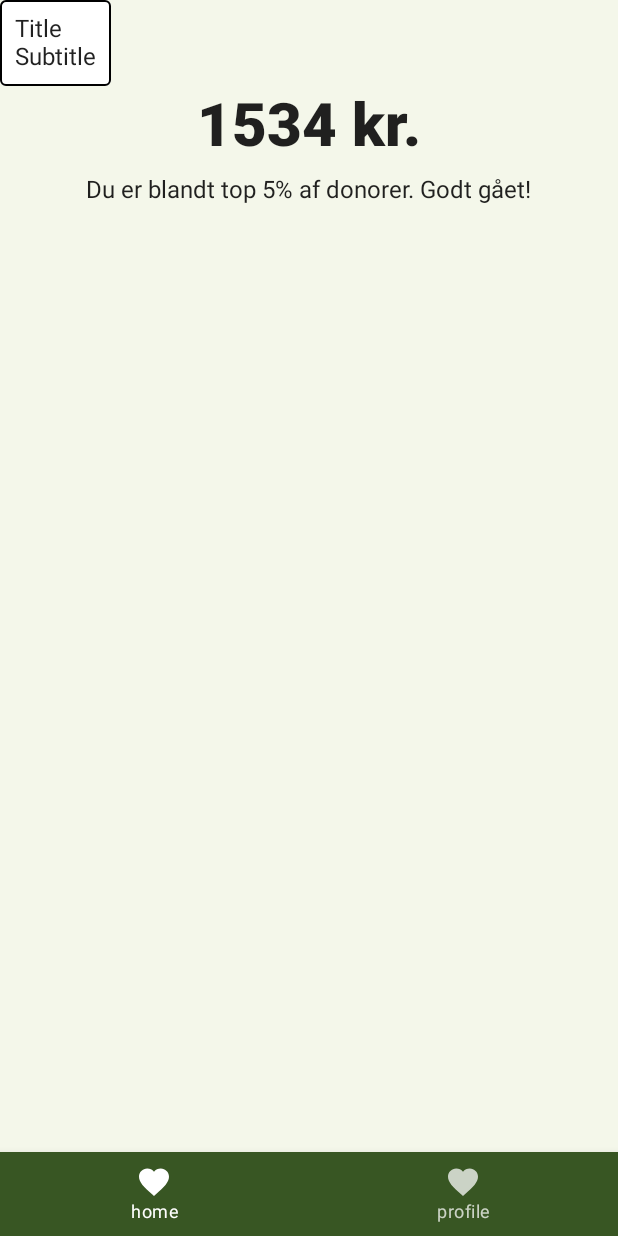
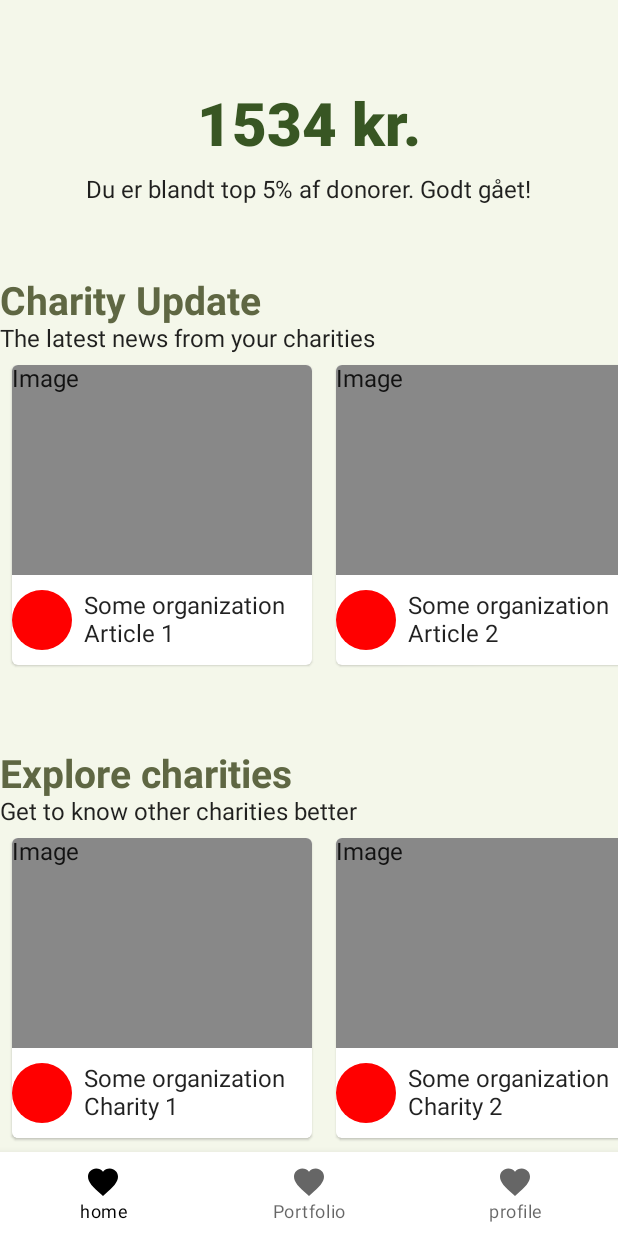
Before and after one commit to MadSoeDK/Kind, an Android app built with Jetpack Compose: the screen it shows after launch (MainActivity), on a phone screen of 412 x 824 dp. Run offline under Robolectric (Android 15) with nearby library versions, the phone set to English and light mode, and no system bars.

Commit message:
Updated homescreen and viewmodel with supported methods

```diff
--- a/app/src/main/java/com/example/kind/MainNavHost.kt
+++ b/app/src/main/java/com/example/kind/MainNavHost.kt
@@ -1,10 +1,20 @@
 package com.example.kind
 
+import androidx.compose.foundation.layout.Column
+import androidx.compose.foundation.layout.absolutePadding
+import androidx.compose.foundation.layout.fillMaxSize
+import androidx.compose.foundation.layout.padding
+import androidx.compose.foundation.rememberScrollState
+import androidx.compose.foundation.verticalScroll
 import androidx.compose.material.*
 import androidx.compose.material.icons.Icons
 import androidx.compose.material.icons.filled.Favorite
 import androidx.compose.runtime.Composable
 import androidx.compose.runtime.getValue
+import androidx.compose.ui.Modifier
+import androidx.compose.ui.graphics.Color
+import androidx.compose.ui.unit.LayoutDirection
+import androidx.compose.ui.unit.dp
 import androidx.lifecycle.viewmodel.compose.viewModel
 import androidx.navigation.NavDestination.Companion.hierarchy
 import androidx.navigation.NavGraph.Companion.findStartDestination
@@ -30,10 +40,12 @@ sealed class Screen(val route: String) {
 @Composable
 fun MainNavHost() {
     val navController = rememberNavController()
-    val items = listOf(Screen.Home, Screen.Profile)
+    val items = listOf(Screen.Home, Screen.Portfolio, Screen.Profile)
     Scaffold(
         bottomBar = {
-            BottomNavigation {
+            BottomNavigation (
+                backgroundColor = Color.White,
+            ) {
                 val navBackStackEntry by navController.currentBackStackEntryAsState()
                 val destination = navBackStackEntry?.destination
                 items.forEach { screen ->
@@ -66,7 +78,21 @@ fun MainNavHost() {
             }
         }
     ) {
-        KindNavigation(navController = navController)
+        Column (
+            modifier = Modifier
+                .fillMaxSize()
+                .absolutePadding(
+                    top = it.calculateTopPadding(),
+                    right = it.calculateRightPadding(LayoutDirection.Rtl),
+                    bottom = it.calculateBottomPadding(),
+                    left = it.calculateLeftPadding(LayoutDirection.Ltr)
+                )
+                .verticalScroll(rememberScrollState())
+        ) {
+            //TODO: Global padding values of all screens
+            println(it)
+            KindNavigation(navController = navController)
+        }
     }
 }
 
--- a/app/src/main/java/com/example/kind/View/composables/HeaderAndTest.kt
+++ b/app/src/main/java/com/example/kind/View/composables/HeaderAndTest.kt
@@ -15,7 +15,7 @@ fun HeaderAndText(
 ) {
     Column(
         modifier = Modifier
-            .fillMaxSize()
+            .fillMaxWidth()
             .padding(0.dp, 50.dp),
         verticalArrangement = Arrangement.Top,
         horizontalAlignment = Alignment.CenterHorizontally
@@ -27,6 +27,7 @@ fun HeaderAndText(
                 text = donatedAmountProvider,
                 fontWeight = Typography.h1.fontWeight,
                 fontSize = Typography.h1.fontSize,
+                color = Typography.h1.color
             )
         }
         Row {
--- a/app/src/main/java/com/example/kind/View/screens/HomeScreen.kt
+++ b/app/src/main/java/com/example/kind/View/screens/HomeScreen.kt
@@ -1,36 +1,42 @@
 package com.example.kind.View.home.composables
 
-import androidx.compose.foundation.BorderStroke
-import androidx.compose.foundation.layout.Column
-import androidx.compose.foundation.layout.Row
-import androidx.compose.foundation.layout.padding
-import androidx.compose.material.Card
+import androidx.compose.foundation.layout.*
 import androidx.compose.material.Text
 import androidx.compose.runtime.Composable
 import androidx.compose.ui.Modifier
-import androidx.compose.ui.graphics.Color
+import androidx.compose.ui.tooling.preview.Preview
 import androidx.compose.ui.unit.dp
+import androidx.lifecycle.viewmodel.compose.viewModel
+import com.example.kind.View.composables.CardListHorizontalScroll
+import com.example.kind.View.theme.Typography
+import com.example.kind.View.theme.subHeading
 import com.example.kind.ViewModel.HomeViewModel
-import com.example.kind.View.theme.Shapes
 
 @Composable
 fun HomeScreen(
     viewModel: HomeViewModel
 ) {
-    HeaderAndText(viewModel.getDonatedAmount(), viewModel.getText())
-    Card (
-        shape = Shapes.medium,
-        border = BorderStroke(1.dp, Color.Black)
-    ){
-        Column (
-            modifier = Modifier.padding(10.dp),
-        ){
-            Row {
-                Text(text = "Title")
-            }
-            Row {
-                Text(text = "Subtitle")
-            }
-        }
+    Column {
+        HeaderAndText(viewModel.getDonatedAmount(), viewModel.getText())
+
+        Text(text = "Charity Update", color = subHeading, fontSize = Typography.h2.fontSize, fontWeight = Typography.h2.fontWeight)
+        Text("The latest news from your charities")
+
+        CardListHorizontalScroll(viewModel.getArticles("Article 1", "Article 2"))
+
+        Spacer(modifier = Modifier.height(50.dp))
+
+        Text(text = "Explore charities", color = subHeading, fontSize = Typography.h2.fontSize, fontWeight = Typography.h2.fontWeight)
+        Text("Get to know other charities better")
+        CardListHorizontalScroll(listOfContent = viewModel.getCharities("Charity 1", "Charity 2"))
     }
 }
+
+@Composable
+@Preview(showBackground = true)
+fun HomeScreenPreview() {
+    val viewModel = viewModel<HomeViewModel>()
+    HomeScreen(
+        viewModel
+    )
+}
--- a/app/src/main/java/com/example/kind/ViewModel/HomeViewModel.kt
+++ b/app/src/main/java/com/example/kind/ViewModel/HomeViewModel.kt
@@ -12,10 +12,17 @@ class HomeViewModel : ViewModel() {
         return 1534.toString() + " kr."
     }
 
-    fun getArticles(): List<String> {
+    fun getCharities(charity1: String, charity2: String): List<String> {
         val articles = ArrayList<String>()
-        articles.add("Article 1")
-        articles.add("Article 2")
+        articles.add(charity1)
+        articles.add(charity2)
+        return articles
+    }
+
+    fun getArticles(article1: String, article2: String): List<String> {
+        val articles = ArrayList<String>()
+        articles.add(article1)
+        articles.add(article2)
         return articles
     }
 }
```
